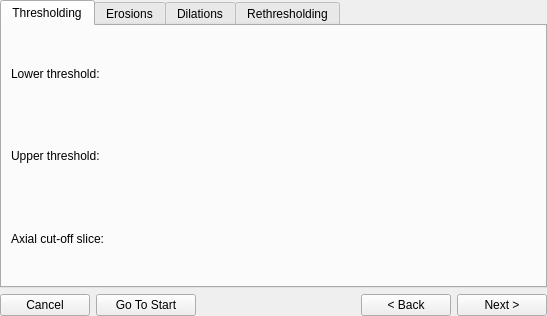
First picture: the form in Code/Gui/MITK/Plugins/uk.ac.ucl.cmic.midasmorphologicalsegmentor/src/internal/MIDASMorphologicalSegmentorViewControls.ui, repository NifTK/NifTK, before the edit.
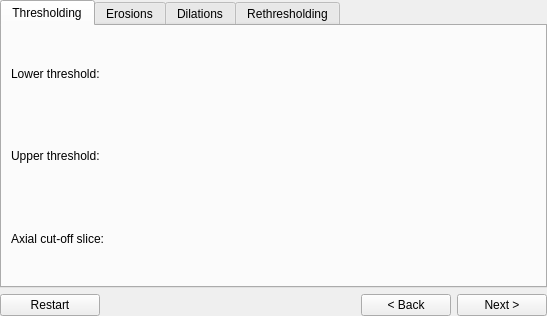
Second picture: the form after the edit. Custom widgets are drawn as their Qt base class.

Commit message: Bug #2161: Cancel button removed from morpho and irreg editor

```diff
--- a/Code/Gui/MITK/Plugins/uk.ac.ucl.cmic.midasmorphologicalsegmentor/src/internal/MIDASMorphologicalSegmentorViewControls.ui
+++ b/Code/Gui/MITK/Plugins/uk.ac.ucl.cmic.midasmorphologicalsegmentor/src/internal/MIDASMorphologicalSegmentorViewControls.ui
@@ -14,9 +14,6 @@
    <string>Midas Morphological Segmentor</string>
   </property>
   <layout class="QVBoxLayout" name="verticalLayout">
-   <property name="spacing">
-    <number>6</number>
-   </property>
    <property name="margin">
     <number>0</number>
    </property>
@@ -207,31 +204,6 @@
      <property name="spacing">
       <number>6</number>
      </property>
-     <item>
-      <widget class="QPushButton" name="m_CancelButton">
-       <property name="sizePolicy">
-        <sizepolicy hsizetype="Fixed" vsizetype="Fixed">
-         <horstretch>0</horstretch>
-         <verstretch>0</verstretch>
-        </sizepolicy>
-       </property>
-       <property name="minimumSize">
-        <size>
-         <width>90</width>
-         <height>0</height>
-        </size>
-       </property>
-       <property name="maximumSize">
-        <size>
-         <width>90</width>
-         <height>16777215</height>
-        </size>
-       </property>
-       <property name="text">
-        <string>Cancel</string>
-       </property>
-      </widget>
-     </item>
      <item>
       <widget class="QPushButton" name="m_RestartButton">
        <property name="sizePolicy">
@@ -253,7 +225,7 @@
         </size>
        </property>
        <property name="text">
-        <string>Go To Start</string>
+        <string>Restart</string>
        </property>
       </widget>
      </item>
```
The commit also changes 5 other files.
